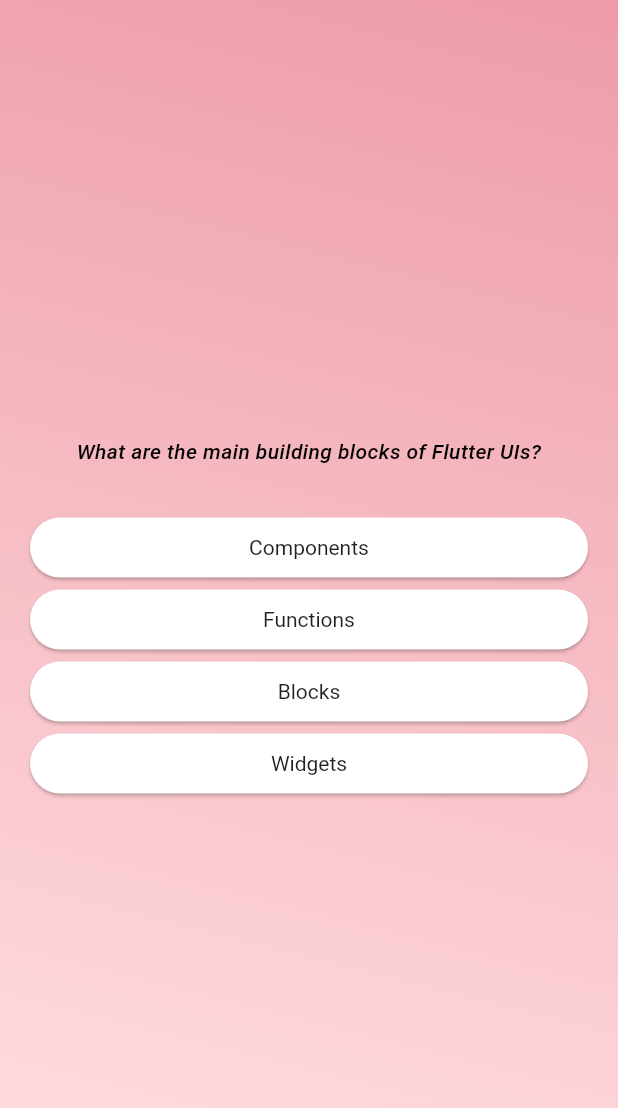
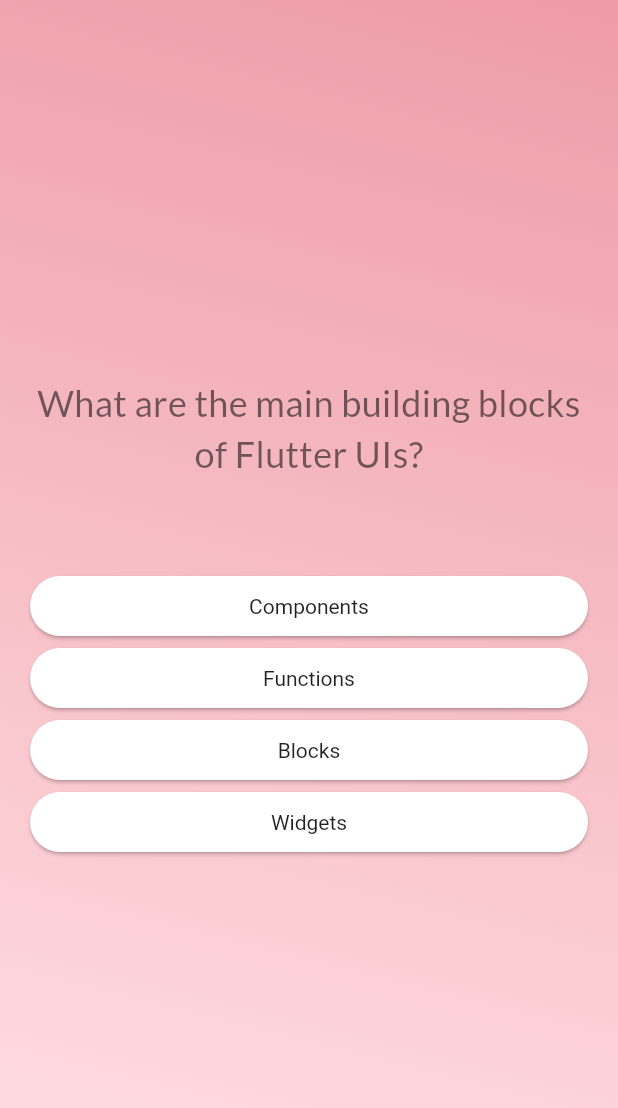
Before and after one commit to e7gx/project_test2, a Flutter app: the screen it shows after launch, after a tap on "Start Quiz", on a phone screen of 412 x 824 dp. Shown: the top 1108 px of the screen. Run offline on Flutter 3.47's test engine with Material 3 defaults, Android fonts, the phone set to English and light mode, and no system bars; our stand-ins replace google_fonts.

Commit message:
New Fonts From Google lib.....

```diff
--- a/lib/questions_screen.dart
+++ b/lib/questions_screen.dart
@@ -1,6 +1,7 @@
 import 'package:flutter/material.dart';
 import 'package:project_test2/style/answer_ques_button.dart';
 import 'package:project_test2/data/questions.dart';
+import 'package:google_fonts/google_fonts.dart';
 
 class QuestionsScreen extends StatefulWidget {
   const QuestionsScreen({super.key});
@@ -18,7 +19,12 @@
     //currentquestionsindex = currentquestionsindex + 1;
     //currentquestionsindex += 1;
     //  هذا الكود مشابهه للي فوق دارت موفره الميزة هذي
-    currentquestionsindex++; //this aollsw do the same job but only increments with 1
+    setState(
+      () {
+        currentquestionsindex++;
+      },
+    );
+    //this aollsw do the same job but only increments with 1
   }
 
   @override
@@ -35,16 +41,17 @@
           children: [
             Text(
               currentQuestion.text,
-              style: const TextStyle(
-                  color: Colors.black,
-                  fontStyle: FontStyle.italic,
-                  fontWeight: FontWeight.w500),
+              style: GoogleFonts.lato(
+                  color: Colors.black54,
+                  fontWeight: FontWeight.w500,
+                  fontSize: 24),
               textAlign: TextAlign.center,
             ),
             const SizedBox(height: 30),
+            const SizedBox(height: 30),
             ...currentQuestion.getShuffledAnswers().map(
               (answer) {
-                return AnswerButton(answerText: answer, onTap: () {});
+                return AnswerButton(answerText: answer, onTap: answerQuistion);
               },
             ),
           ],
--- a/lib/start_screen.dart
+++ b/lib/start_screen.dart
@@ -1,4 +1,5 @@
 import 'package:flutter/material.dart';
+import 'package:google_fonts/google_fonts.dart';
 
 class StartScreen extends StatelessWidget {
   const StartScreen(this.startQuiz, {super.key});
@@ -13,18 +14,19 @@
           Image.asset(
             'assets/images/quiz-logo.png',
             width: 300,
-            color: const Color.fromARGB(180, 251, 251, 251),
+            color: Color.fromARGB(117, 119, 83, 83),
           ),
           const SizedBox(
             height: 80,
           ),
-          const Center(
+          Center(
             child: Text(
               'Lets Learn Flutter with me guys!',
-              style: TextStyle(
-                color: Colors.black54,
-                fontSize: 22,
-              ),
+              style: GoogleFonts.lato(
+                  color: const Color.fromARGB(255, 119, 83, 83),
+                  fontWeight: FontWeight.w500,
+                  fontSize: 22),
+              textAlign: TextAlign.center,
             ),
           ),
           const SizedBox(
@@ -33,12 +35,17 @@
           OutlinedButton.icon(
             onPressed: startQuiz,
             icon: const Icon(
-              Icons.arrow_forward_outlined,
-              color: Colors.black54,
+              Icons.rocket_launch_outlined,
+              color: Color.fromARGB(255, 119, 83, 83),
+              size: 30,
             ),
             style: OutlinedButton.styleFrom(
-                textStyle: const TextStyle(color: Colors.black, fontSize: 18),
-                foregroundColor: Colors.black),
+              textStyle: GoogleFonts.lato(
+                  color: const Color.fromARGB(255, 119, 83, 83),
+                  fontWeight: FontWeight.bold,
+                  fontSize: 20),
+              foregroundColor: const Color.fromARGB(255, 119, 83, 83),
+            ),
             label: const Text('Start Quiz'),
           ),
         ],
--- a/lib/style/answer_ques_button.dart
+++ b/lib/style/answer_ques_button.dart
@@ -19,14 +19,15 @@
           vertical: 10,
           horizontal: 40,
         ),
-        textStyle: const TextStyle(color: Colors.black),
+        textStyle: const TextStyle(
+            color: Colors.black, ),
         foregroundColor: Colors.black87,
         backgroundColor: Colors.white,
         shape: RoundedRectangleBorder(
           borderRadius: BorderRadius.circular(40),
         ),
       ),
-      child: Text(answerText),
+      child: Text(answerText, textAlign: TextAlign.center),
     );
   }
 }
--- a/pubspec.yaml
+++ b/pubspec.yaml
@@ -16,6 +16,7 @@
 
 
   cupertino_icons: ^1.0.2
+  google_fonts: ^6.1.0
 
 dev_dependencies:
   flutter_test:
```
Also changed, not shown: pubspec.lock, 1 other file.
